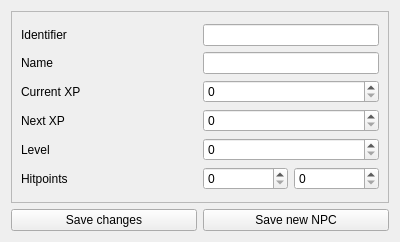
Above: tools/NPCCreator/gui/widgetNPCEdit.ui from ClockworkOrigins/i6engine before the change. Below: the same form after it.
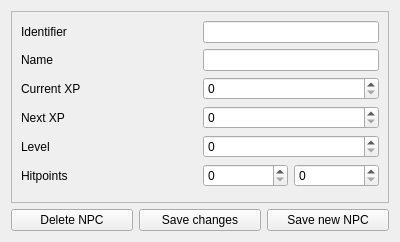
That is the form after the change.

Commit message: ISIXE-1612 it is possible now to delete NPCs in NPCCreator

Patch:
```diff
--- a/tools/NPCCreator/gui/widgetNPCEdit.ui
+++ b/tools/NPCCreator/gui/widgetNPCEdit.ui
@@ -16,6 +16,13 @@
   <layout class="QGridLayout" name="gridLayout">
    <item row="3" column="0">
     <layout class="QHBoxLayout" name="horizontalLayout_2">
+     <item>
+      <widget class="QPushButton" name="deleteNPCButton">
+       <property name="text">
+        <string>Delete NPC</string>
+       </property>
+      </widget>
+     </item>
      <item>
       <widget class="QPushButton" name="saveChangesButton">
        <property name="text">
@@ -138,6 +145,19 @@
          </item>
         </layout>
        </item>
+       <item row="1" column="0">
+        <spacer name="verticalSpacer">
+         <property name="orientation">
+          <enum>Qt::Vertical</enum>
+         </property>
+         <property name="sizeHint" stdset="0">
+          <size>
+           <width>20</width>
+           <height>40</height>
+          </size>
+         </property>
+        </spacer>
+       </item>
       </layout>
      </widget>
     </widget>
```
Left out of the diff: 17 changed lines with no effect on the pictures. The commit also changes 2 other files.
